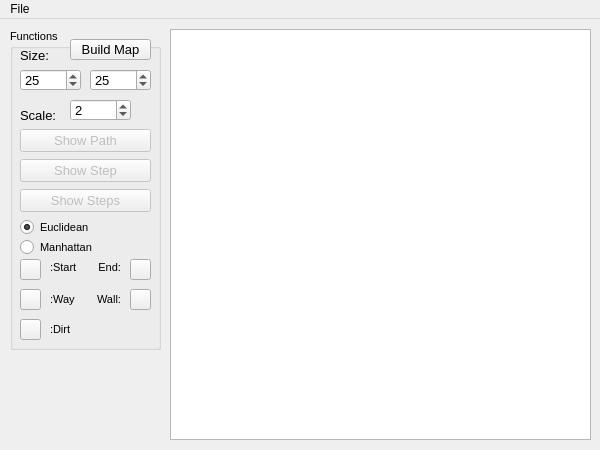
Qt form Pathfinding/mainwindow.ui (BartWeyder/AStarPathfinding) before a commit.
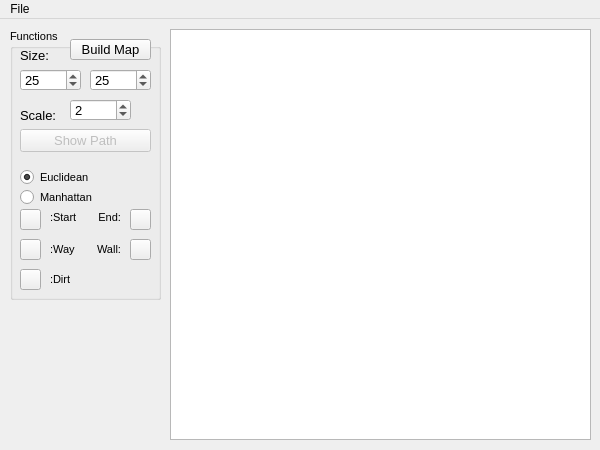
The same form after that commit. Icons and pictures are not drawn.

Commit message: Deleted showSteps part, because it is not necessary any more.

The edit to the form file:
```diff
--- a/Pathfinding/mainwindow.ui
+++ b/Pathfinding/mainwindow.ui
@@ -56,7 +56,7 @@
       <x>10</x>
       <y>10</y>
       <width>151</width>
-      <height>321</height>
+      <height>271</height>
      </rect>
     </property>
     <property name="font">
@@ -172,53 +172,11 @@
       <string>Show Path</string>
      </property>
     </widget>
-    <widget class="QPushButton" name="btnShowStep">
-     <property name="enabled">
-      <bool>false</bool>
-     </property>
-     <property name="geometry">
-      <rect>
-       <x>10</x>
-       <y>130</y>
-       <width>131</width>
-       <height>23</height>
-      </rect>
-     </property>
-     <property name="font">
-      <font>
-       <pointsize>10</pointsize>
-      </font>
-     </property>
-     <property name="text">
-      <string>Show Step</string>
-     </property>
-    </widget>
-    <widget class="QPushButton" name="btnShowSteps">
-     <property name="enabled">
-      <bool>false</bool>
-     </property>
-     <property name="geometry">
-      <rect>
-       <x>10</x>
-       <y>160</y>
-       <width>131</width>
-       <height>23</height>
-      </rect>
-     </property>
-     <property name="font">
-      <font>
-       <pointsize>10</pointsize>
-      </font>
-     </property>
-     <property name="text">
-      <string>Show Steps</string>
-     </property>
-    </widget>
     <widget class="QRadioButton" name="radioBtnEuclidean">
      <property name="geometry">
       <rect>
        <x>10</x>
-       <y>190</y>
+       <y>140</y>
        <width>82</width>
        <height>17</height>
       </rect>
@@ -237,7 +195,7 @@
      <property name="geometry">
       <rect>
        <x>10</x>
-       <y>210</y>
+       <y>160</y>
        <width>82</width>
        <height>17</height>
       </rect>
@@ -298,7 +256,7 @@
      <property name="geometry">
       <rect>
        <x>10</x>
-       <y>230</y>
+       <y>180</y>
        <width>21</width>
        <height>21</height>
       </rect>
@@ -321,7 +279,7 @@
      <property name="geometry">
       <rect>
        <x>40</x>
-       <y>230</y>
+       <y>180</y>
        <width>31</width>
        <height>16</height>
       </rect>
@@ -334,7 +292,7 @@
      <property name="geometry">
       <rect>
        <x>120</x>
-       <y>230</y>
+       <y>180</y>
        <width>21</width>
        <height>21</height>
       </rect>
@@ -357,7 +315,7 @@
      <property name="geometry">
       <rect>
        <x>80</x>
-       <y>230</y>
+       <y>180</y>
        <width>31</width>
        <height>16</height>
       </rect>
@@ -373,7 +331,7 @@
      <property name="geometry">
       <rect>
        <x>10</x>
-       <y>260</y>
+       <y>210</y>
        <width>21</width>
        <height>21</height>
       </rect>
@@ -396,7 +354,7 @@
      <property name="geometry">
       <rect>
        <x>120</x>
-       <y>260</y>
+       <y>210</y>
        <width>21</width>
        <height>21</height>
       </rect>
@@ -419,7 +377,7 @@
      <property name="geometry">
       <rect>
        <x>40</x>
-       <y>260</y>
+       <y>210</y>
        <width>31</width>
        <height>20</height>
       </rect>
@@ -432,7 +390,7 @@
      <property name="geometry">
       <rect>
        <x>80</x>
-       <y>260</y>
+       <y>210</y>
        <width>31</width>
        <height>20</height>
       </rect>
@@ -448,7 +406,7 @@
      <property name="geometry">
       <rect>
        <x>10</x>
-       <y>290</y>
+       <y>240</y>
        <width>21</width>
        <height>21</height>
       </rect>
@@ -471,7 +429,7 @@
      <property name="geometry">
       <rect>
        <x>40</x>
-       <y>290</y>
+       <y>240</y>
        <width>31</width>
        <height>20</height>
       </rect>
```
The commit also changes 8 other files.
